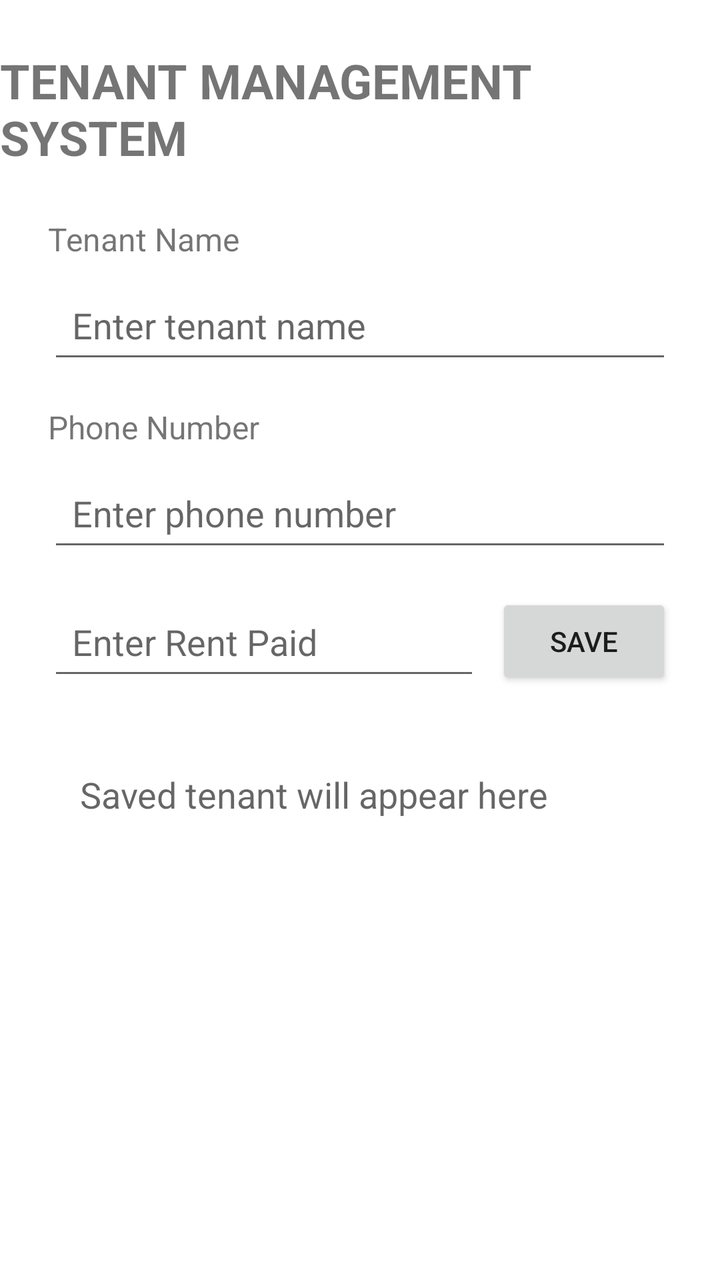
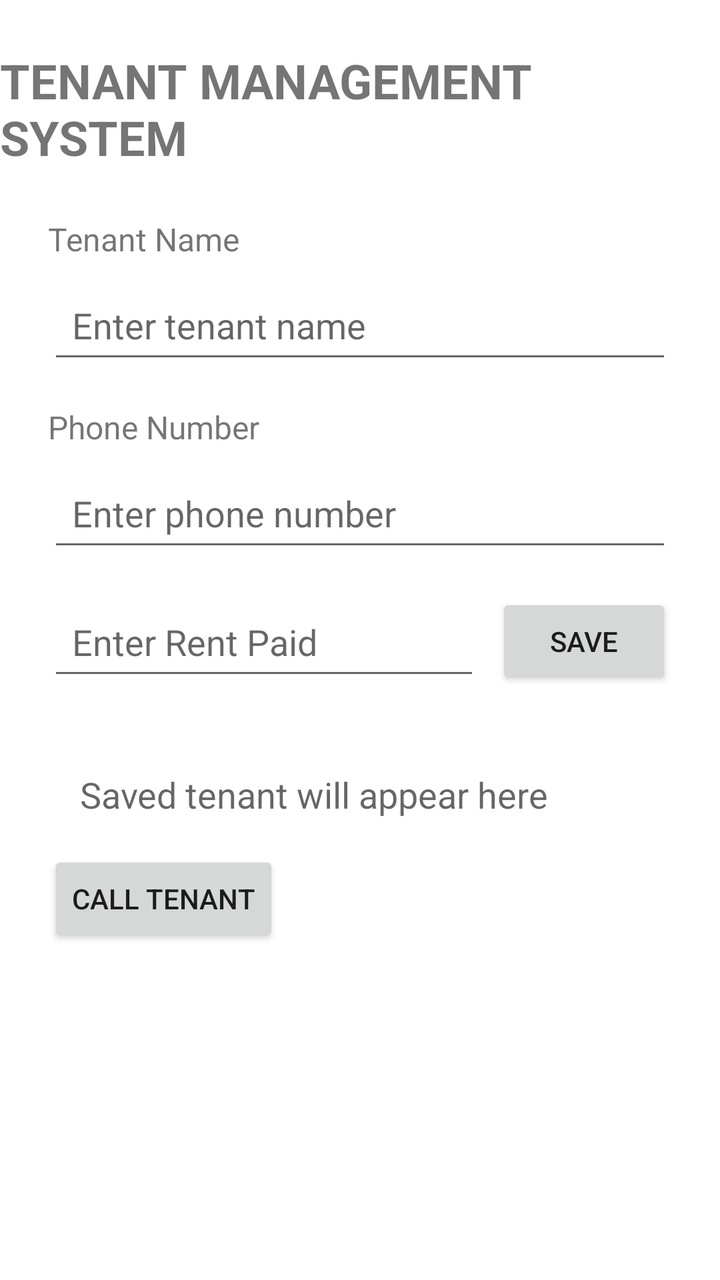

The first picture is an Android layout as it rendered before a commit; the second is the same layout after the commit. The layout source and the unified diff follow.
<!-- AndroidManifest.xml: application theme Theme.TenantManagementSystem -->
<!-- res/layout/activity_main.xml -->
<?xml version="1.0" encoding="utf-8"?>
<layout xmlns:android="http://schemas.android.com/apk/res/android"
    xmlns:app="http://schemas.android.com/apk/res-auto">

    <data>
        <variable
            name="tenant"
            type="com.example.tenantmanagementsystem.Tenant" />
    </data>

    <androidx.constraintlayout.widget.ConstraintLayout
        android:layout_width="match_parent"
        android:layout_height="match_parent">

        <TextView
            android:id="@+id/titleTextView"
            android:layout_width="wrap_content"
            android:layout_height="wrap_content"
            android:text="TENANT MANAGEMENT SYSTEM"
            android:textSize="24sp"
            android:textStyle="bold"
            android:layout_marginTop="24dp"
            app:layout_constraintTop_toTopOf="parent"
            app:layout_constraintStart_toStartOf="parent"
            app:layout_constraintEnd_toEndOf="parent" />

        <TextView
            android:id="@+id/tenantNameLabel"
            android:layout_width="wrap_content"
            android:layout_height="wrap_content"
            android:text="Tenant Name"
            android:textSize="16sp"
            android:layout_marginTop="24dp"
            android:layout_marginStart="24dp"
            app:layout_constraintTop_toBottomOf="@id/titleTextView"
            app:layout_constraintStart_toStartOf="parent" />

        <EditText
            android:id="@+id/tenantNameEditText"
            android:layout_width="0dp"
            android:layout_height="wrap_content"
            android:hint="Enter tenant name"
            android:minHeight="48dp"
            android:padding="12dp"
            android:layout_marginTop="8dp"
            android:layout_marginStart="24dp"
            android:layout_marginEnd="24dp"
            app:layout_constraintTop_toBottomOf="@id/tenantNameLabel"
            app:layout_constraintStart_toStartOf="parent"
            app:layout_constraintEnd_toEndOf="parent" />

        <TextView
            android:id="@+id/phoneLabel"
            android:layout_width="wrap_content"
            android:layout_height="wrap_content"
            android:text="Phone Number"
            android:textSize="16sp"
            android:layout_marginTop="16dp"
            android:layout_marginStart="24dp"
            app:layout_constraintTop_toBottomOf="@id/tenantNameEditText"
            app:layout_constraintStart_toStartOf="parent" />

        <EditText
            android:id="@+id/phoneEditText"
            android:layout_width="0dp"
            android:layout_height="wrap_content"
            android:hint="Enter phone number"
            android:inputType="phone"
            android:minHeight="48dp"
            android:padding="12dp"
            android:layout_marginTop="8dp"
            android:layout_marginStart="24dp"
            android:layout_marginEnd="24dp"
            app:layout_constraintTop_toBottomOf="@id/phoneLabel"
            app:layout_constraintStart_toStartOf="parent"
            app:layout_constraintEnd_toEndOf="parent" />

        <EditText
            android:id="@+id/rentEditText"
            android:layout_width="0dp"
            android:layout_height="wrap_content"
            android:hint="Enter Rent Paid"
            android:inputType="numberDecimal"
            android:minHeight="48dp"
            android:padding="12dp"
            android:layout_marginStart="24dp"
            android:layout_marginTop="16dp"
            android:layout_marginEnd="8dp"
            app:layout_constraintTop_toBottomOf="@id/phoneEditText"
            app:layout_constraintStart_toStartOf="parent"
            app:layout_constraintEnd_toStartOf="@id/saveButton" />

        <Button
            android:id="@+id/saveButton"
            android:layout_width="wrap_content"
            android:layout_height="wrap_content"
            android:text="SAVE"
            android:layout_marginEnd="24dp"
            app:layout_constraintTop_toTopOf="@id/rentEditText"
            app:layout_constraintEnd_toEndOf="parent" />

        <TextView
            android:id="@+id/tenantResultTextView"
            android:layout_width="0dp"
            android:layout_height="wrap_content"
            android:text="@{tenant.summary()}"
            android:hint="Saved tenant will appear here"
            android:textSize="18sp"
            android:padding="16dp"
            android:layout_margin="24dp"
            app:layout_constraintTop_toBottomOf="@id/rentEditText"
            app:layout_constraintStart_toStartOf="parent"
            app:layout_constraintEnd_toEndOf="parent" />

    </androidx.constraintlayout.widget.ConstraintLayout>
</layout>
<!-- resources referenced by this layout -->
<resources>
  <style name="Theme.TenantManagementSystem" parent="Theme.MaterialComponents.DayNight.DarkActionBar">
          
          <item name="colorPrimary">@color/purple_500</item>
          <item name="colorPrimaryVariant">@color/purple_700</item>
          <item name="colorOnPrimary">@color/white</item>
          
          <item name="colorSecondary">@color/teal_200</item>
          <item name="colorSecondaryVariant">@color/teal_700</item>
          <item name="colorOnSecondary">@color/black</item>
          
          <item name="android:statusBarColor">?attr/colorPrimaryVariant</item>
          
      </style>
  <color name="purple_500">#FF6200EE</color>
  <color name="purple_700">#FF3700B3</color>
  <color name="white">#FFFFFFFF</color>
  <color name="teal_200">#FF03DAC5</color>
  <color name="teal_700">#FF018786</color>
  <color name="black">#FF000000</color>
</resources>

<!-- the commit's change to res/layout/activity_main.xml (unified diff, before → after) -->
@@ -112,5 +112,14 @@
             app:layout_constraintStart_toStartOf="parent"
             app:layout_constraintEnd_toEndOf="parent" />
 
+        <Button
+            android:id="@+id/callButton"
+            android:layout_width="wrap_content"
+            android:layout_height="wrap_content"
+            android:text="CALL TENANT"
+            android:layout_marginStart="24dp"
+            app:layout_constraintTop_toBottomOf="@id/tenantResultTextView"
+            app:layout_constraintStart_toStartOf="parent" />
+
     </androidx.constraintlayout.widget.ConstraintLayout>
 </layout>
